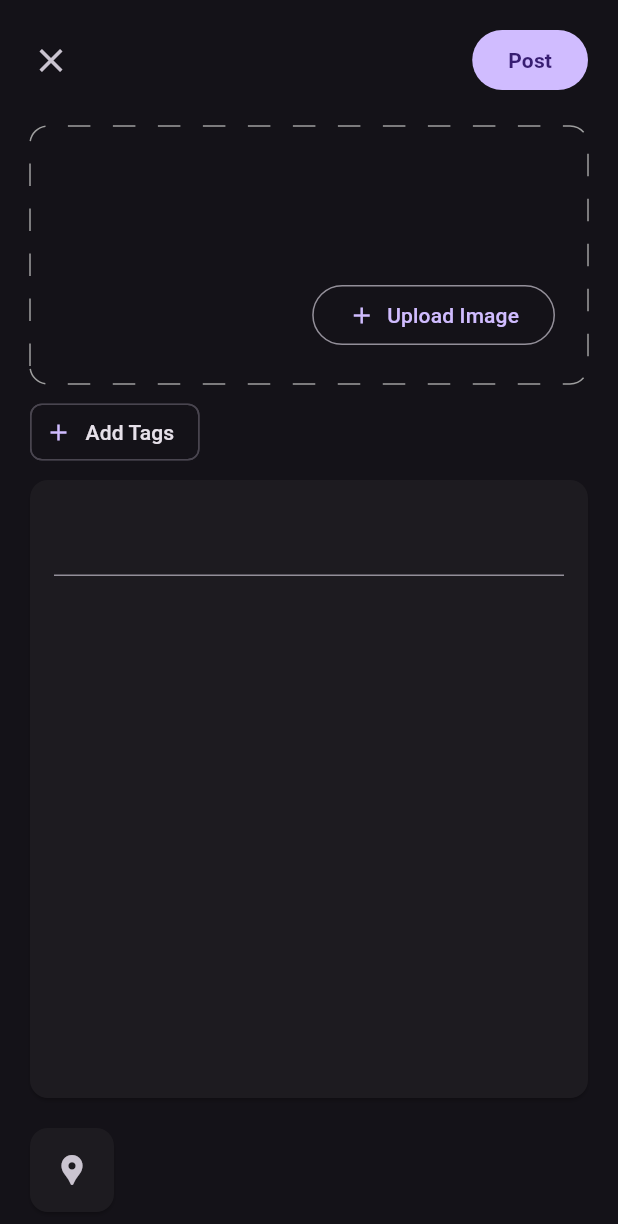
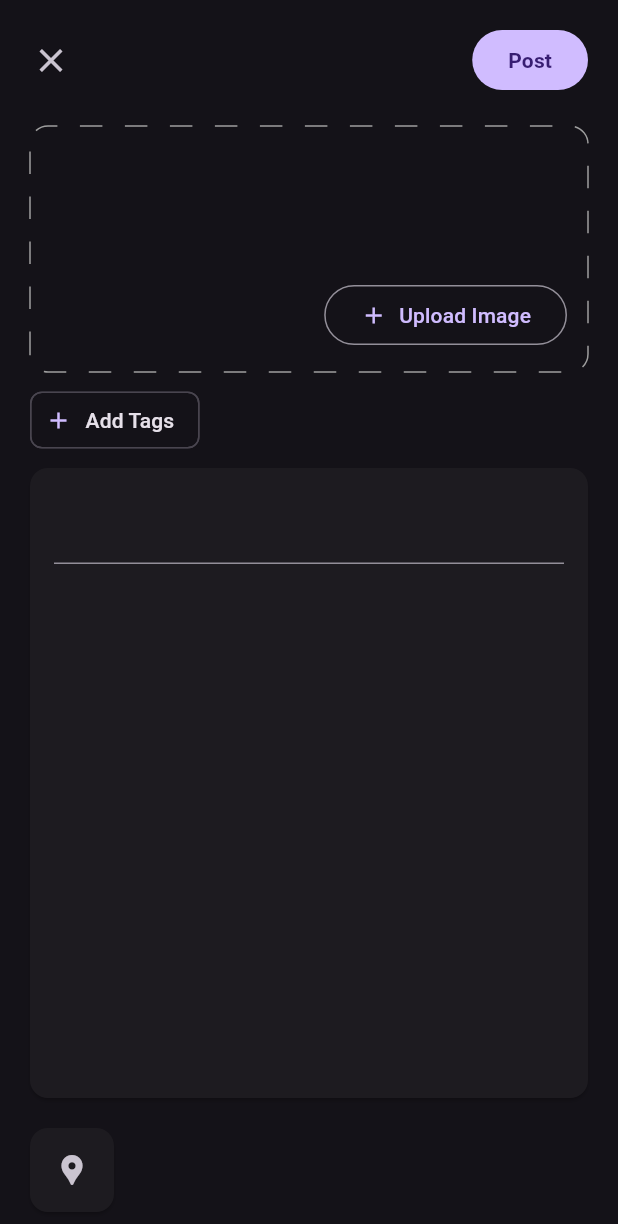
Before and after one commit to simrat39/Foodophilic-mobile, a Flutter app: the PostPage screen opened directly, on a phone screen of 412 x 824 dp. Shown: the top 1224 px of the screen. Run offline on Flutter 3.47's test engine with Material 2 defaults, Android fonts, the phone set to English and light mode, and no system bars; drawn by our look-alikes of dotted_border; our stand-ins replace cloud_firestore, firebase_core, firebase_storage, flutter_riverpod, flutter_svg, image_picker; missing offline and left inert: random_avatar; accounts and stored records are empty; generated files the repository leaves out were written again.

Commit message:
final touches

```diff
--- a/lib/pages/post_page.dart
+++ b/lib/pages/post_page.dart
@@ -100,7 +100,7 @@ class _PostPageState extends ConsumerState<PostPage> {
                     var pp = ref.watch(postProvider);
 
                     Widget uploadButton = Padding(
-                      padding: const EdgeInsets.only(right: 20.0, bottom: 20),
+                      padding: const EdgeInsets.only(right: 12.0, bottom: 12),
                       child: OutlinedButton(
                         onPressed: () async {
                           final XFile? image = await _picker.pickImage(
```
Also changed, not shown: lib/pages/home.dart (+10 -1 lines), assets/logo.png.
